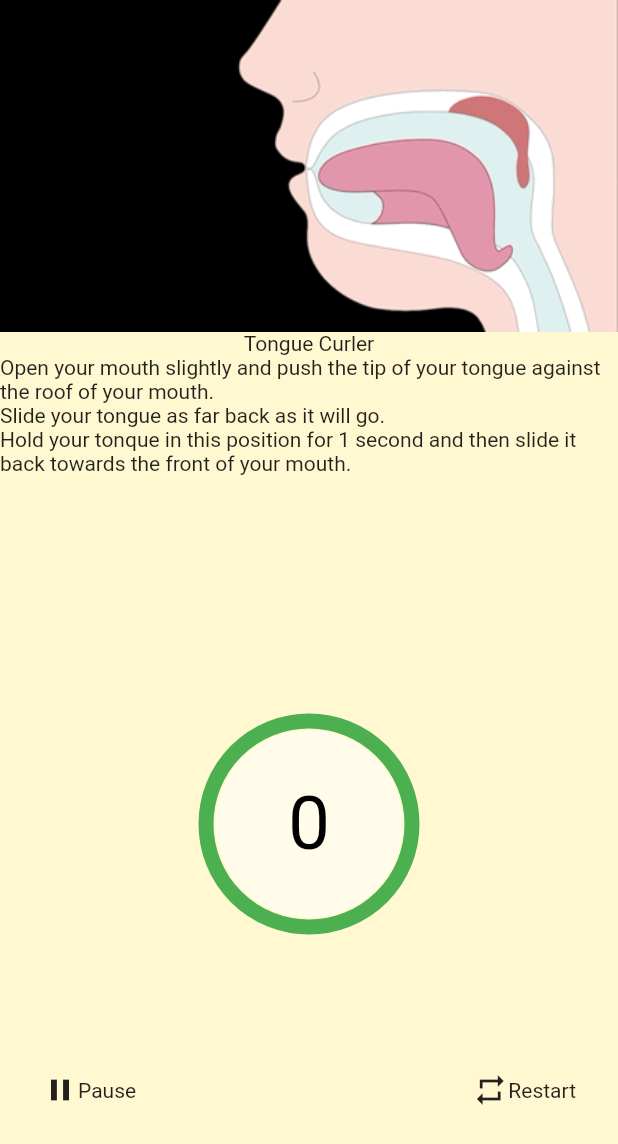
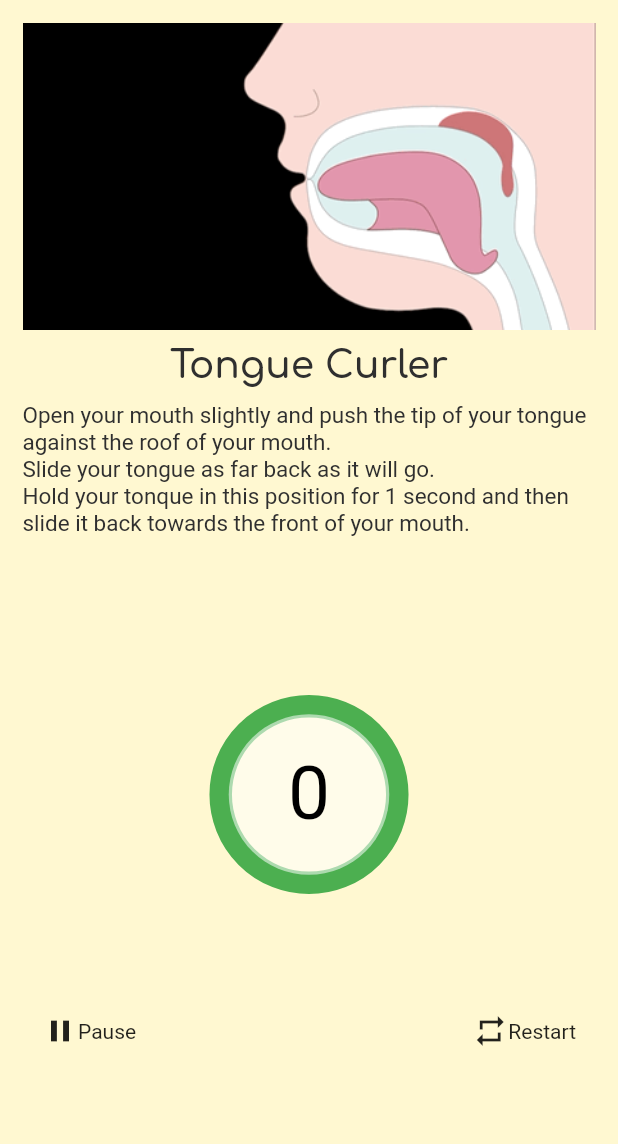
Before and after one commit to Akanksha1212/ICHack23, a Flutter app: the Games screen opened by its route, swiped to page 2, on a phone screen of 412 x 824 dp. Shown: the top 1144 px of the screen. Run offline on Flutter 3.47's test engine with Material 2 defaults, Android fonts, the phone set to English and light mode, and no system bars; drawn by our look-alikes of circular_countdown_timer; our stand-ins replace google_fonts, rflutter_alert.

Commit message:
UI updates

```diff
--- a/lib/screeens/Games.dart
+++ b/lib/screeens/Games.dart
@@ -1,5 +1,6 @@
 import 'package:circular_countdown_timer/circular_countdown_timer.dart';
 import 'package:flutter/material.dart';
+import 'package:google_fonts/google_fonts.dart';
 import 'package:rflutter_alert/rflutter_alert.dart';
 
 class Games extends StatefulWidget {
@@ -61,56 +62,181 @@ class _GamesState extends State<Games> {
   List<Widget> _list = <Widget>[
     new Center(
       child: Container(
+        child: Padding(
+          padding: const EdgeInsets.all(15.0),
           child: Column(
             children: [
               listofimages[0].image,
-            Text(listofimages[0].title),
-            Text(listofimages[0].content),
+              SizedBox(
+                height: 10,
+              ),
+              Text(
+                listofimages[0].title,
+                style: GoogleFonts.comfortaa(
+                  textStyle: const TextStyle(
+                      color: Color.fromARGB(255, 47, 47, 47),
+                      fontSize: 25,
+                      fontWeight: FontWeight.w600),
+                ),
+              ),
+              SizedBox(
+                height: 10,
+              ),
+              Text(
+                listofimages[0].content,
+                style: GoogleFonts.roboto(
+                  textStyle: const TextStyle(
+                      color: Color.fromARGB(255, 47, 47, 47),
+                      fontSize: 15,
+                      fontWeight: FontWeight.w400),
+                ),
+              ),
             ],
+          ),
         ),
       ),
     ),
     new Center(
       child: Container(
+        child: Padding(
+          padding: const EdgeInsets.all(15.0),
           child: Column(
             children: [
               listofimages[1].image,
-            Text(listofimages[1].title),
-            Text(listofimages[1].content),
+              SizedBox(
+                height: 10,
+              ),
+              Text(
+                listofimages[1].title,
+                style: GoogleFonts.comfortaa(
+                  textStyle: const TextStyle(
+                      color: Color.fromARGB(255, 47, 47, 47),
+                      fontSize: 25,
+                      fontWeight: FontWeight.w600),
+                ),
+              ),
+              SizedBox(
+                height: 10,
+              ),
+              Text(
+                listofimages[1].content,
+                style: GoogleFonts.roboto(
+                  textStyle: const TextStyle(
+                      color: Color.fromARGB(255, 47, 47, 47),
+                      fontSize: 15,
+                      fontWeight: FontWeight.w400),
+                ),
+              ),
             ],
+          ),
         ),
       ),
     ),
     Center(
       child: Container(
+        child: Padding(
+          padding: const EdgeInsets.all(15.0),
           child: Column(
             children: [
               listofimages[2].image,
-            Text(listofimages[2].title),
-            Text(listofimages[2].content),
+              SizedBox(
+                height: 10,
+              ),
+              Text(
+                listofimages[2].title,
+                style: GoogleFonts.comfortaa(
+                  textStyle: const TextStyle(
+                      color: Color.fromARGB(255, 47, 47, 47),
+                      fontSize: 25,
+                      fontWeight: FontWeight.w600),
+                ),
+              ),
+              SizedBox(
+                height: 10,
+              ),
+              Text(
+                listofimages[2].content,
+                style: GoogleFonts.roboto(
+                  textStyle: const TextStyle(
+                      color: Color.fromARGB(255, 47, 47, 47),
+                      fontSize: 15,
+                      fontWeight: FontWeight.w400),
+                ),
+              ),
             ],
+          ),
         ),
       ),
     ),
     new Center(
       child: Container(
+        child: Padding(
+          padding: const EdgeInsets.all(15.0),
           child: Column(
             children: [
               listofimages[3].image,
-            Text(listofimages[3].title),
-            Text(listofimages[3].content),
+              SizedBox(
+                height: 10,
+              ),
+              Text(
+                listofimages[3].title,
+                style: GoogleFonts.comfortaa(
+                  textStyle: const TextStyle(
+                      color: Color.fromARGB(255, 47, 47, 47),
+                      fontSize: 25,
+                      fontWeight: FontWeight.w600),
+                ),
+              ),
+              SizedBox(
+                height: 10,
+              ),
+              Text(
+                listofimages[3].content,
+                style: GoogleFonts.roboto(
+                  textStyle: const TextStyle(
+                      color: Color.fromARGB(255, 47, 47, 47),
+                      fontSize: 15,
+                      fontWeight: FontWeight.w400),
+                ),
+              ),
             ],
+          ),
         ),
       ),
     ),
     new Center(
       child: Container(
+        child: Padding(
+          padding: const EdgeInsets.all(15.0),
           child: Column(
             children: [
               listofimages[4].image,
-            Text(listofimages[4].title),
-            Text(listofimages[4].content)
+              SizedBox(
+                height: 10,
+              ),
+              Text(
+                listofimages[4].title,
+                style: GoogleFonts.comfortaa(
+                  textStyle: const TextStyle(
+                      color: Color.fromARGB(255, 47, 47, 47),
+                      fontSize: 25,
+                      fontWeight: FontWeight.w600),
+                ),
+              ),
+              SizedBox(
+                height: 10,
+              ),
+              Text(
+                listofimages[4].content,
+                style: GoogleFonts.roboto(
+                  textStyle: const TextStyle(
+                      color: Color.fromARGB(255, 47, 47, 47),
+                      fontSize: 15,
+                      fontWeight: FontWeight.w400),
+                ),
+              )
             ],
+          ),
         ),
       ),
     )
@@ -148,13 +274,13 @@ class _GamesState extends State<Games> {
               child: Column(
                 children: [
                   CircularCountDownTimer(
-                    width: MediaQuery.of(context).size.width / 3,
-                    height: MediaQuery.of(context).size.height / 3,
+                    width: MediaQuery.of(context).size.width / 3.5,
+                    height: MediaQuery.of(context).size.height / 3.5,
                     duration: 14,
                     fillColor: Colors.amber,
                     controller: _controller,
                     backgroundColor: Colors.white54,
-                    strokeWidth: 10.0,
+                    strokeWidth: 15.0,
                     strokeCap: StrokeCap.round,
                     isTimerTextShown: true,
                     isReverse: false,
```
Also changed, not shown: assets/images/excercise1.gif (deleted), assets/images/excercise2.gif (deleted). Lines whose indentation alone changed are shown as unchanged.
